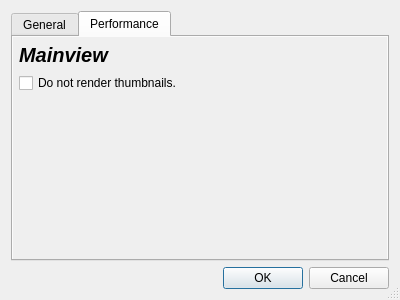
The window that tagstudio/src/qt/ui/settings.ui (TagStudioDev/TagStudio) describes before a commit, drawn with Qt 5.
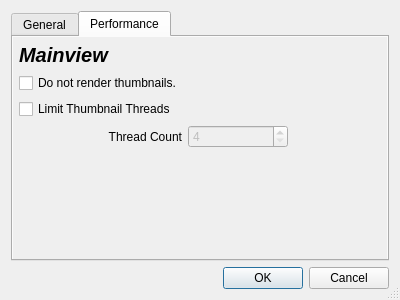
The same window after the commit. The open tabs and pages were chosen to show the change.

Commit message: Added Thread Limit and fixed bug where settings were out of sync from file and program.

The edit to the form file:
```diff
--- a/tagstudio/src/qt/ui/settings.ui
+++ b/tagstudio/src/qt/ui/settings.ui
@@ -47,7 +47,7 @@
       </sizepolicy>
      </property>
      <property name="currentIndex">
-      <number>0</number>
+      <number>1</number>
      </property>
      <property name="usesScrollButtons">
       <bool>false</bool>
@@ -321,7 +321,7 @@
              <property name="horizontalSpacing">
               <number>6</number>
              </property>
-             <item row="1" column="0" colspan="2">
+             <item row="1" column="0">
               <widget class="QCheckBox" name="render_thumbnails">
                <property name="sizePolicy">
                 <sizepolicy hsizetype="Minimum" vsizetype="Minimum">
@@ -337,31 +337,31 @@
                </property>
               </widget>
              </item>
-             <item row="0" column="2">
-              <spacer name="horizontalSpacer_3">
-               <property name="orientation">
-                <enum>Qt::Horizontal</enum>
-               </property>
-               <property name="sizeHint" stdset="0">
-                <size>
-                 <width>40</width>
-                 <height>20</height>
-                </size>
-               </property>
-              </spacer>
-             </item>
              <item row="2" column="0">
-              <spacer name="verticalSpacer_3">
-               <property name="orientation">
-                <enum>Qt::Vertical</enum>
+              <widget class="QCheckBox" name="checkBox">
+               <property name="text">
+                <string>Limit Thumbnail Threads</string>
                </property>
-               <property name="sizeHint" stdset="0">
+              </widget>
+             </item>
+             <item row="3" column="1">
+              <widget class="QSpinBox" name="spinBox">
+               <property name="enabled">
+                <bool>false</bool>
+               </property>
+               <property name="minimumSize">
                 <size>
-                 <width>20</width>
-                 <height>40</height>
+                 <width>100</width>
+                 <height>0</height>
                 </size>
                </property>
-              </spacer>
+               <property name="minimum">
+                <number>4</number>
+               </property>
+               <property name="maximum">
+                <number>100</number>
+               </property>
+              </widget>
              </item>
              <item row="0" column="0">
               <widget class="QLabel" name="label_5">
@@ -383,6 +383,48 @@
                </property>
               </widget>
              </item>
+             <item row="3" column="0">
+              <widget class="QLabel" name="label_3">
+               <property name="enabled">
+                <bool>true</bool>
+               </property>
+               <property name="text">
+                <string>Thread Count</string>
+               </property>
+               <property name="alignment">
+                <set>Qt::AlignRight|Qt::AlignTrailing|Qt::AlignVCenter</set>
+               </property>
+               <property name="buddy">
+                <cstring>spinBox</cstring>
+               </property>
+              </widget>
+             </item>
+             <item row="4" column="0">
+              <spacer name="verticalSpacer_3">
+               <property name="orientation">
+                <enum>Qt::Vertical</enum>
+               </property>
+               <property name="sizeHint" stdset="0">
+                <size>
+                 <width>20</width>
+                 <height>40</height>
+                </size>
+               </property>
+              </spacer>
+             </item>
+             <item row="1" column="2">
+              <spacer name="horizontalSpacer_3">
+               <property name="orientation">
+                <enum>Qt::Horizontal</enum>
+               </property>
+               <property name="sizeHint" stdset="0">
+                <size>
+                 <width>40</width>
+                 <height>20</height>
+                </size>
+               </property>
+              </spacer>
+             </item>
             </layout>
            </item>
           </layout>
```
Left out of the diff: 40 changed lines with no effect on the pictures. The commit also changes 4 other files.
